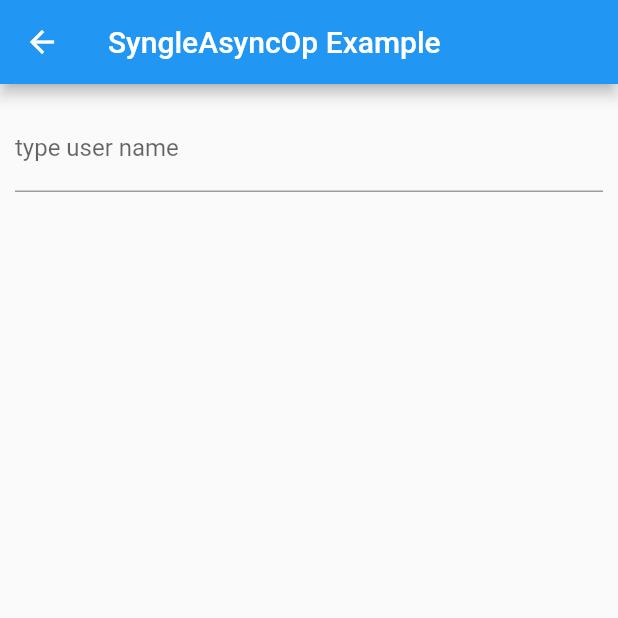
After one commit to san-smith/blocify, a Flutter app: the screen it shows after launch, after a tap on "SingleAsyncOpBloc example", on a phone screen of 412 x 824 dp, the top half of it. The commit adds this screen. Run offline on Flutter 3.47's test engine with Material 2 defaults, Android fonts, the phone set to English and light mode, and no system bars; our stand-ins replace bloc, dio, flutter_bloc.

Commit message:
Add example for SingleAsyncOpBloc

```diff
--- /dev/null
+++ b/example/lib/data/api/api_util.dart
@@ -0,0 +1,13 @@
+import 'package:example/data/api/service.dart';
+
+import 'model/user.dart';
+
+class ApiUtil {
+  final Service _service;
+
+  ApiUtil(this._service);
+
+  Future<User> getUser(String login) {
+    return _service.getUser(login);
+  }
+}
--- /dev/null
+++ b/example/lib/data/api/model/user.dart
@@ -0,0 +1,26 @@
+class User {
+  static const _ID = 'id';
+  static const _LOGIN = 'login';
+  static const _NAME = 'name';
+  static const _PUBLIC_REPOS = 'public_repos';
+  static const _AVATAR_URL = 'avatar_url';
+  static const _LOCATION = 'location';
+  static const _BIO = 'bio';
+
+  final int id;
+  final String login;
+  final String name;
+  final int publicRepos;
+  final String avatarUrl;
+  final String location;
+  final String bio;
+
+  User.fromMap(Map<String, dynamic> map)
+      : id = map[_ID],
+        login = map[_LOGIN],
+        name = map[_NAME] ?? '',
+        publicRepos = map[_PUBLIC_REPOS],
+        avatarUrl = map[_AVATAR_URL] ?? '',
+        location = map[_LOCATION] ?? '',
+        bio = map[_BIO] ?? '';
+}
--- /dev/null
+++ b/example/lib/data/repository/user_repository.dart
@@ -0,0 +1,12 @@
+import 'package:example/data/api/api_util.dart';
+import 'package:example/data/api/model/user.dart';
+
+class UserRepository {
+  final ApiUtil _apiUtil;
+
+  UserRepository(this._apiUtil);
+
+  Future<User> getUser(String login) async {
+    return await _apiUtil.getUser(login);
+  }
+}
--- /dev/null
+++ b/example/lib/internal/api_module.dart
@@ -0,0 +1,15 @@
+import 'package:example/data/api/api_util.dart';
+import 'package:example/data/api/service.dart';
+
+class ApiModule {
+  static ApiUtil _apiUtil;
+
+  static ApiUtil apiUtil() {
+    if (_apiUtil == null) {
+      _apiUtil = ApiUtil(
+        Service(),
+      );
+    }
+    return _apiUtil;
+  }
+}
--- /dev/null
+++ b/example/lib/internal/repository_module.dart
@@ -0,0 +1,16 @@
+import 'package:example/data/repository/user_repository.dart';
+
+import 'api_module.dart';
+
+class RepositoryModule {
+  static UserRepository _userRepository;
+
+  static UserRepository userRepository() {
+    if (_userRepository == null) {
+      _userRepository = UserRepository(
+        ApiModule.apiUtil(),
+      );
+    }
+    return _userRepository;
+  }
+}
--- a/example/lib/presentation/home_screen.dart
+++ b/example/lib/presentation/home_screen.dart
@@ -1,4 +1,5 @@
 import 'package:example/presentation/data_bloc_example.dart';
+import 'package:example/presentation/single_async_op_bloc_example.dart';
 import 'package:flutter/material.dart';
 
 class HomeScreen extends StatefulWidget {
@@ -20,6 +21,11 @@ class _HomeScreenState extends State<HomeScreen> {
               child: Text('DataBloc example'),
               onPressed: _goToDataBlocExample,
             ),
+            SizedBox(height: 20),
+            RaisedButton(
+              child: Text('SingleAsyncOpBloc example'),
+              onPressed: _goToSyngleAsyncOpBlocExample,
+            ),
           ],
         ),
       ),
@@ -34,4 +40,13 @@ class _HomeScreenState extends State<HomeScreen> {
       ),
     );
   }
+
+  void _goToSyngleAsyncOpBlocExample() {
+    Navigator.push(
+      context,
+      MaterialPageRoute(
+        builder: (context) => SingleAsyncOpExample(),
+      ),
+    );
+  }
 }
--- /dev/null
+++ b/example/lib/presentation/single_async_op_bloc_example.dart
@@ -0,0 +1,158 @@
+import 'package:blocify/blocify.dart';
+import 'package:example/data/api/model/user.dart';
+import 'package:example/data/repository/user_repository.dart';
+import 'package:example/internal/repository_module.dart';
+import 'package:flutter/material.dart';
+import 'package:flutter_bloc/flutter_bloc.dart';
+
+class SingleAsyncOpExample extends StatefulWidget {
+  @override
+  State<StatefulWidget> createState() => _SingleAsyncOpExampleState();
+}
+
+class _SingleAsyncOpExampleState extends State<SingleAsyncOpExample> {
+  TextEditingController _controller = TextEditingController();
+  // Object that can call async request
+  UserRepository _repository = RepositoryModule.userRepository();
+
+  // Create bloc
+  SingleAsyncOpBloc<User> _bloc = SingleAsyncOpBloc();
+
+  @override
+  void dispose() {
+    _bloc.close();
+    super.dispose();
+  }
+
+  void _findUser() {
+    if (_controller.text.isNotEmpty) {
+      FocusScope.of(context).unfocus();
+      // Send the event with an async request
+      _bloc.add(
+          SingleAsyncOpRequestEvent(_repository.getUser(_controller.text)));
+    }
+  }
+
+  @override
+  Widget build(BuildContext context) {
+    return GestureDetector(
+      onTap: () {
+        FocusScope.of(context).unfocus();
+      },
+      child: Scaffold(
+        appBar: AppBar(
+          title: Text('SyngleAsyncOp Example'),
+        ),
+        body: _getBody(),
+      ),
+    );
+  }
+
+  Widget _getContent() {
+    return BlocBuilder<SingleAsyncOpBloc<User>, SingleAsyncOpState<User>>(
+      bloc: _bloc,
+      builder: (context, state) {
+        // Use state for updating UI
+        if (state is SingleAsyncOpLoadingState) {
+          return Center(child: CircularProgressIndicator());
+        }
+        if (state is SingleAsyncOpReadyState<User>) {
+          return SingleChildScrollView(
+            padding: EdgeInsets.only(bottom: 20),
+            child: _getUserInfo(state.data),
+          );
+        }
+        if (state is SingleAsyncOpErrorState) {
+          return Center(
+            child: Text('''Can't find user "${_controller.text}"'''),
+          );
+        }
+        return Container();
+      },
+    );
+  }
+
+  Widget _getUserInfo(User user) {
+    return Column(
+      children: <Widget>[
+        if (user.avatarUrl.isNotEmpty)
+          Image.network(
+            user.avatarUrl,
+          ),
+        SizedBox(height: 15),
+        Text(
+          user.login,
+          style: TextStyle(
+            fontSize: 25,
+            fontWeight: FontWeight.bold,
+          ),
+        ),
+        if (user.name.isNotEmpty) ...[
+          SizedBox(height: 15),
+          Text(
+            user.name,
+            style: TextStyle(
+              fontSize: 20,
+              color: Colors.grey,
+            ),
+          ),
+        ],
+        if (user.location.isNotEmpty) ...[
+          SizedBox(height: 15),
+          Text(
+            user.location,
+            style: TextStyle(
+              fontSize: 14,
+            ),
+          ),
+        ],
+        if (user.bio.isNotEmpty) ...[
+          SizedBox(height: 15),
+          Text(
+            user.bio,
+            style: TextStyle(
+              fontSize: 14,
+            ),
+          ),
+        ],
+        SizedBox(height: 15),
+        Text(
+          'Repos: ${user.publicRepos}',
+          style: TextStyle(
+            fontSize: 14,
+          ),
+        )
+      ],
+    );
+  }
+
+  Widget _getSearch() {
+    return TextField(
+      controller: _controller,
+      autocorrect: false,
+      autofocus: false,
+      maxLines: 1,
+      decoration: InputDecoration(
+        hintText: 'type user name',
+        suffix: IconButton(
+          icon: Icon(Icons.search),
+          onPressed: _findUser,
+        ),
+      ),
+    );
+  }
+
+  Widget _getBody() {
+    return Container(
+      padding: EdgeInsets.symmetric(horizontal: 10),
+      child: Column(
+        crossAxisAlignment: CrossAxisAlignment.start,
+        children: <Widget>[
+          _getSearch(),
+          SizedBox(height: 15),
+          Expanded(child: _getContent()),
+        ],
+      ),
+    );
+  }
+}
--- a/example/pubspec.yaml
+++ b/example/pubspec.yaml
@@ -14,6 +14,7 @@ dependencies:
     path: ../
 
   flutter_bloc: ^4.0.0
+  dio: ^3.0.9
 
 
 dev_dependencies:
```
Also changed, not shown: example/lib/data/api/service.dart (added, +39 -0 lines).
